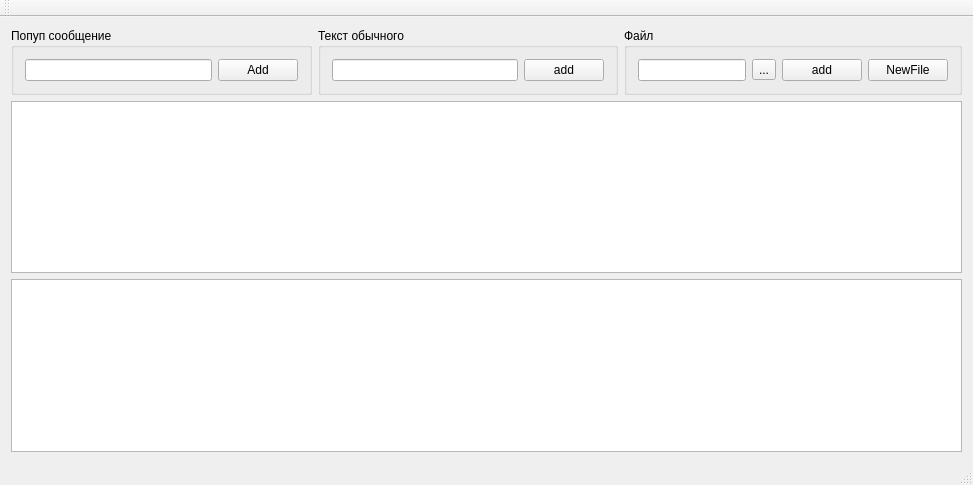
KurlesHS/LogWidget, file logwidgetmainwindow.ui: the form before one commit.
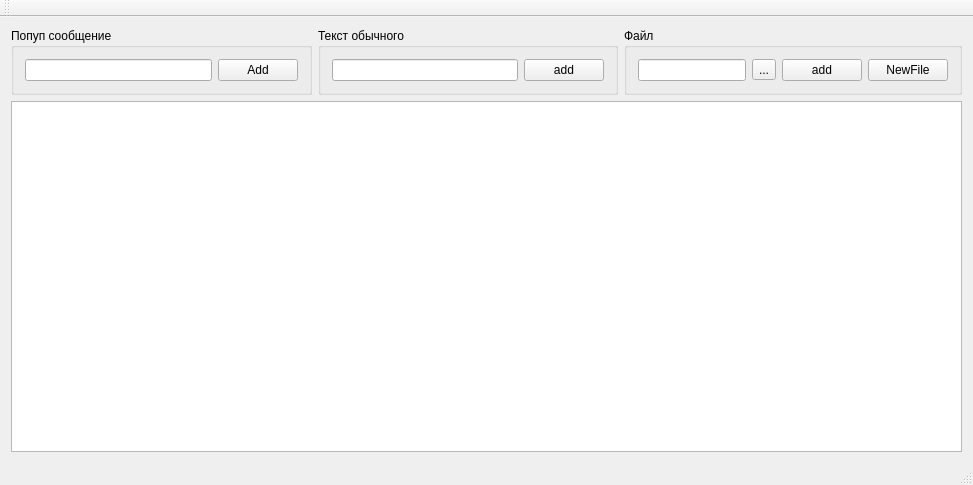
The form after the commit. Icons and pictures are not drawn.

```diff
--- a/logwidgetmainwindow.ui
+++ b/logwidgetmainwindow.ui
@@ -108,9 +108,6 @@
       </property>
      </widget>
     </item>
-    <item>
-     <widget class="QGraphicsView" name="graphicsView"/>
-    </item>
    </layout>
   </widget>
   <widget class="QMenuBar" name="menuBar">
```
